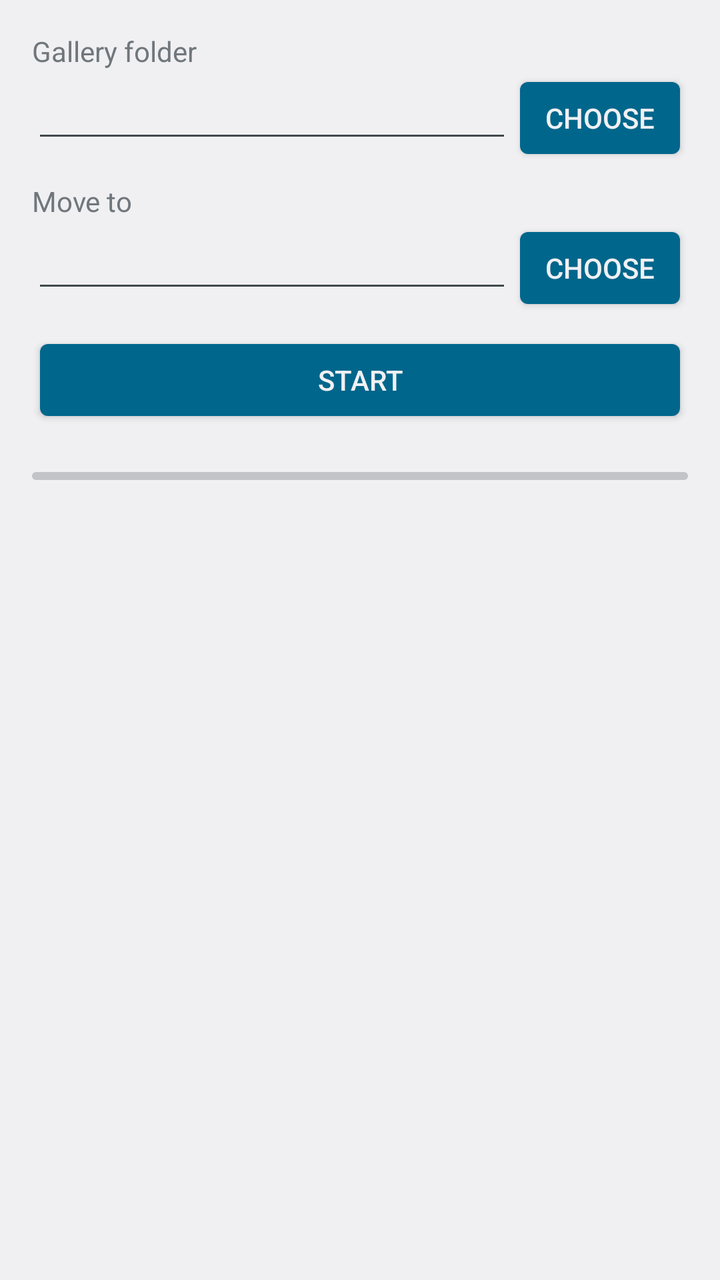
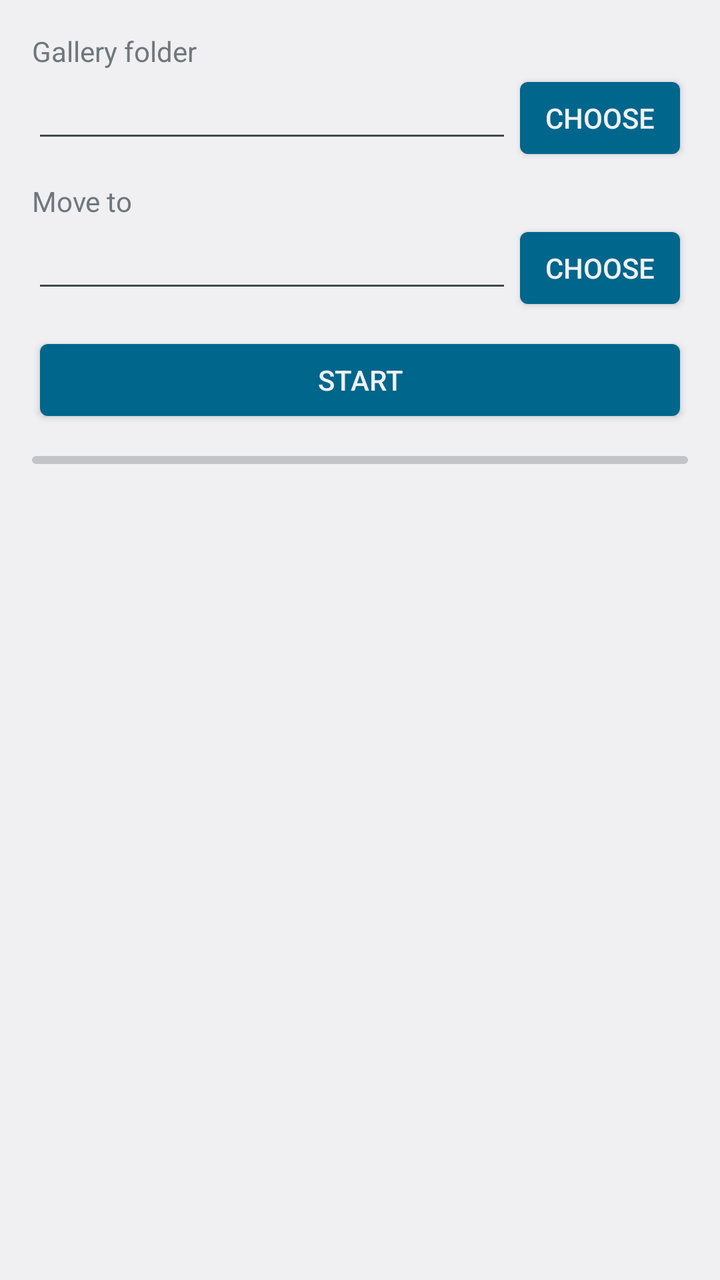

Before-and-after screenshots of an Android layout around one commit, followed by the original layout XML and the change that was made.
<!-- AndroidManifest.xml: application theme AppTheme -->
<!-- res/layout/activity_main.xml -->
<?xml version="1.0" encoding="utf-8"?>
<FrameLayout xmlns:android="http://schemas.android.com/apk/res/android"
    android:layout_width="match_parent"
    android:layout_height="match_parent"
    android:fitsSystemWindows="true">

    <LinearLayout
        android:layout_width="match_parent"
        android:layout_height="match_parent"
        android:orientation="vertical"
        android:padding="16dp">

        <TextView
            android:layout_width="wrap_content"
            android:layout_height="wrap_content"
            android:labelFor="@id/source_path"
            android:text="@string/source_label" />

        <LinearLayout
            android:layout_width="match_parent"
            android:layout_height="wrap_content"
            android:orientation="horizontal">

            <EditText
                android:id="@+id/source_path"
                android:layout_width="0dp"
                android:layout_height="wrap_content"
                android:layout_weight="1"
                android:importantForAutofill="no"
                android:inputType="textUri" />

            <Button
                android:id="@+id/pick_source"
                android:layout_width="wrap_content"
                android:layout_height="wrap_content"
                android:contentDescription="@string/choose_source"
                android:text="@string/choose" />
        </LinearLayout>

        <TextView
            android:layout_width="wrap_content"
            android:layout_height="wrap_content"
            android:layout_marginTop="8dp"
            android:labelFor="@id/destination_path"
            android:text="@string/destination_label" />

        <LinearLayout
            android:layout_width="match_parent"
            android:layout_height="wrap_content"
            android:orientation="horizontal">

            <EditText
                android:id="@+id/destination_path"
                android:layout_width="0dp"
                android:layout_height="wrap_content"
                android:layout_weight="1"
                android:importantForAutofill="no"
                android:inputType="textUri" />

            <Button
                android:id="@+id/pick_destination"
                android:layout_width="wrap_content"
                android:layout_height="wrap_content"
                android:contentDescription="@string/choose_destination"
                android:text="@string/choose" />
        </LinearLayout>

        <Button
            android:id="@+id/start"
            android:layout_width="match_parent"
            android:layout_height="wrap_content"
            android:layout_marginTop="8dp"
            android:text="@string/start" />

        <ProgressBar
            android:id="@+id/progress"
            style="?android:attr/progressBarStyleHorizontal"
            android:layout_width="match_parent"
            android:layout_height="wrap_content"
            android:layout_marginTop="16dp"
            android:contentDescription="@string/progress_label" />

        <TextView
            android:id="@+id/counts"
            android:layout_width="match_parent"
            android:layout_height="wrap_content"
            android:layout_marginTop="8dp" />

        <ScrollView
            android:id="@+id/log_scroll"
            android:layout_width="match_parent"
            android:layout_height="0dp"
            android:layout_marginTop="8dp"
            android:layout_weight="1"
            android:contentDescription="@string/log_label">

            <TextView
                android:id="@+id/log"
                android:layout_width="match_parent"
                android:layout_height="wrap_content"
                android:fontFamily="monospace"
                android:textIsSelectable="true"
                android:textSize="12sp" />
        </ScrollView>
    </LinearLayout>
</FrameLayout>
<!-- resources referenced by this layout -->
<resources>
  <string name="choose">Choose</string>
  <string name="choose_destination">Choose Move to folder</string>
  <string name="choose_source">Choose gallery folder</string>
  <string name="destination_label">Move to</string>
  <string name="log_label">Log</string>
  <string name="progress_label">Sorting progress</string>
  <string name="source_label">Gallery folder</string>
  <string name="start">Start</string>
  <style name="AppTheme" parent="android:Theme.DeviceDefault.DayNight">
          <item name="android:buttonStyle">@android:style/Widget.Material.Button.Colored</item>
      </style>
</resources>

<!-- the commit's change to res/layout/activity_main.xml (unified diff, before → after) -->
@@ -72,12 +72,23 @@
             android:layout_marginTop="8dp"
             android:text="@string/start" />
 
+        <TextView
+            android:id="@+id/status"
+            android:layout_width="match_parent"
+            android:layout_height="wrap_content"
+            android:layout_marginTop="16dp"
+            android:accessibilityLiveRegion="polite"
+            android:textAppearance="?android:attr/textAppearanceMedium"
+            android:textColor="?android:attr/colorAccent"
+            android:textStyle="bold"
+            android:visibility="gone" />
+
         <ProgressBar
             android:id="@+id/progress"
             style="?android:attr/progressBarStyleHorizontal"
             android:layout_width="match_parent"
             android:layout_height="wrap_content"
-            android:layout_marginTop="16dp"
+            android:layout_marginTop="8dp"
             android:contentDescription="@string/progress_label" />
 
         <TextView
